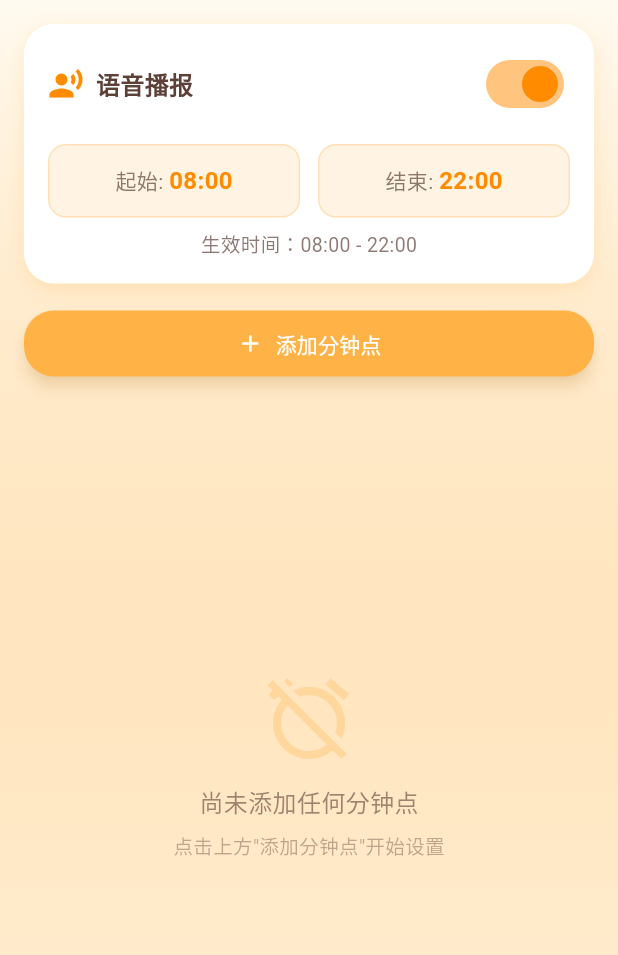
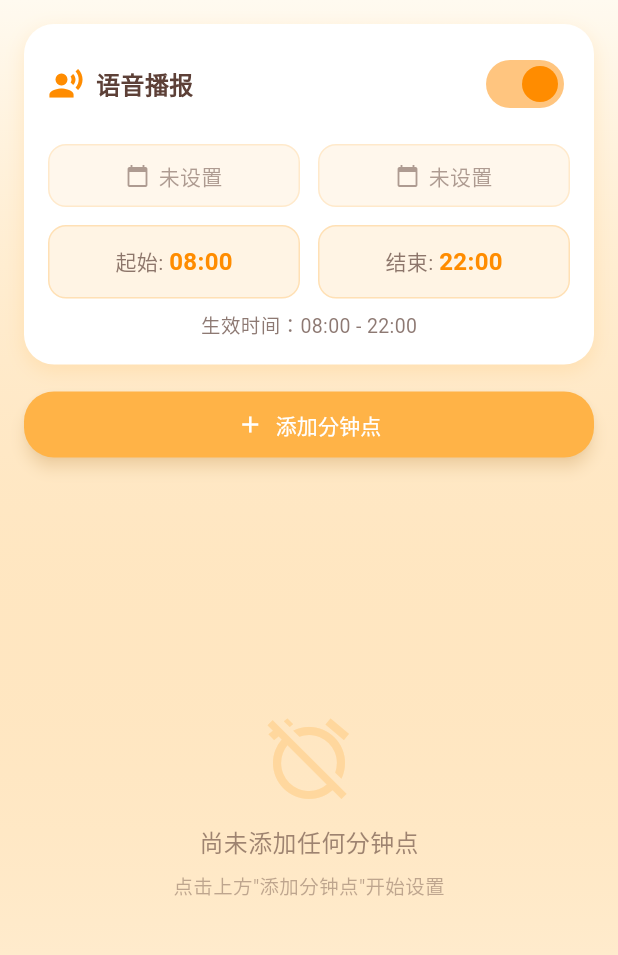
Before and after one commit to yyuc/billyalarm, a Flutter app: the screen it shows after launch, on a phone screen of 412 x 824 dp, the part 84-1039 px from its top. Run offline on Flutter 3.47's test engine with Material 3 defaults, Android fonts, the phone set to English and light mode, and no system bars; our stand-ins replace flutter_local_notifications, flutter_tts, shared_preferences, timezone.

Commit message:
update code

```diff
--- a/lib/main.dart
+++ b/lib/main.dart
@@ -235,6 +235,8 @@ class HomePage extends StatefulWidget {
 class _HomePageState extends State<HomePage> {
   int startHour = 8;
   int endHour = 22;
+  DateTime? startDate;
+  DateTime? endDate;
   bool enableTTS = true;
   List<MinuteItem> minuteItems = [];
   final TextEditingController _messageController = TextEditingController();
@@ -267,6 +269,10 @@ class _HomePageState extends State<HomePage> {
     setState(() {
       startHour = prefs.getInt('startHour') ?? 8;
       endHour = prefs.getInt('endHour') ?? 22;
+      final startDateStr = prefs.getString('startDate');
+      final endDateStr = prefs.getString('endDate');
+      startDate = startDateStr != null ? DateTime.parse(startDateStr) : null;
+      endDate = endDateStr != null ? DateTime.parse(endDateStr) : null;
       enableTTS = prefs.getBool('enableTTS') ?? true;
       final raw = prefs.getString('minute_items') ?? '[]';
       final List decoded = jsonDecode(raw);
@@ -280,6 +286,16 @@ class _HomePageState extends State<HomePage> {
     await prefs.setString('minute_items', encoded);
     await prefs.setInt('startHour', startHour);
     await prefs.setInt('endHour', endHour);
+    if (startDate != null) {
+      await prefs.setString('startDate', startDate!.toIso8601String().split('T')[0]);
+    } else {
+      await prefs.remove('startDate');
+    }
+    if (endDate != null) {
+      await prefs.setString('endDate', endDate!.toIso8601String().split('T')[0]);
+    } else {
+      await prefs.remove('endDate');
+    }
     await prefs.setBool('enableTTS', enableTTS);
   }
 
@@ -474,6 +490,50 @@ class _HomePageState extends State<HomePage> {
       await _saveAll();
       await _scheduleAll();
     }
+  }
+
+  Future<void> _pickStartDate() async {
+    final DateTime? picked = await showDatePicker(
+      context: context,
+      initialDate: startDate ?? DateTime.now(),
+      firstDate: DateTime.now(),
+      lastDate: DateTime.now().add(const Duration(days: 365)),
+      helpText: '选择开始日期',
+    );
+    if (picked != null) {
+      setState(() => startDate = picked);
+      await _saveAll();
+      await _scheduleAll();
+    }
+  }
+
+  Future<void> _pickEndDate() async {
+    final DateTime? picked = await showDatePicker(
+      context: context,
+      initialDate: endDate ?? DateTime.now().add(const Duration(days: 1)),
+      firstDate: DateTime.now(),
+      lastDate: DateTime.now().add(const Duration(days: 365)),
+      helpText: '选择结束日期',
+    );
+    if (picked != null) {
+      setState(() => endDate = picked);
+      await _saveAll();
+      await _scheduleAll();
+    }
+  }
+
+  Future<void> _clearDateRange() async {
+    setState(() {
+      startDate = null;
+      endDate = null;
+    });
+    await _saveAll();
+    await _scheduleAll();
+  }
+
+  String _formatDate(DateTime? date) {
+    if (date == null) return '未设置';
+    return '${date.month}月${date.day}日';
   }
 
   Future<void> _pickMinuteAndMessage({MinuteItem? editing}) async {
@@ -756,6 +816,24 @@ class _HomePageState extends State<HomePage> {
                   const SizedBox(height: 16),
                   Row(children: [
                     Expanded(
+                      child: _buildDateButton(
+                        '开始日期',
+                        startDate,
+                        _pickStartDate,
+                      ),
+                    ),
+                    const SizedBox(width: 12),
+                    Expanded(
+                      child: _buildDateButton(
+                        '结束日期',
+                        endDate,
+                        _pickEndDate,
+                      ),
+                    ),
+                  ]),
+                  const SizedBox(height: 12),
+                  Row(children: [
+                    Expanded(
                       child: _buildTimeButton(
                         '起始',
                         startHour,
@@ -773,7 +851,7 @@ class _HomePageState extends State<HomePage> {
                   ]),
                   const SizedBox(height: 8),
                   Text(
-                    '生效时间：$rangeLabel',
+                    '生效时间：${_getDateRangeText()}$rangeLabel',
                     style: TextStyle(
                       color: MyApp.textColor.withOpacity(0.7),
                       fontSize: 13,
@@ -870,4 +948,52 @@ class _HomePageState extends State<HomePage> {
       ),
     );
   }
+
+  Widget _buildDateButton(String label, DateTime? date, VoidCallback onTap) {
+    return InkWell(
+      onTap: onTap,
+      borderRadius: BorderRadius.circular(12),
+      child: Container(
+        padding: const EdgeInsets.symmetric(horizontal: 12, vertical: 10),
+        decoration: BoxDecoration(
+          color: date != null ? MyApp.accentColor.withOpacity(0.15) : MyApp.primaryColor.withOpacity(0.1),
+          borderRadius: BorderRadius.circular(12),
+          border: Border.all(
+            color: date != null ? MyApp.accentColor.withOpacity(0.3) : MyApp.primaryColor.withOpacity(0.2),
+          ),
+        ),
+        child: Row(
+          mainAxisAlignment: MainAxisAlignment.center,
+          children: [
+            Icon(
+              Icons.calendar_today,
+              size: 16,
+              color: date != null ? MyApp.accentColor : MyApp.textColor.withOpacity(0.5),
+            ),
+            const SizedBox(width: 6),
+            Text(
+              '${_formatDate(date)}',
+              style: TextStyle(
+                fontWeight: date != null ? FontWeight.bold : FontWeight.normal,
+                color: date != null ? MyApp.accentColor : MyApp.textColor.withOpacity(0.5),
+                fontSize: 14,
+              ),
+            ),
+          ],
+        ),
+      ),
+    );
+  }
+
+  String _getDateRangeText() {
+    if (startDate == null && endDate == null) {
+      return '';
+    } else if (startDate != null && endDate != null) {
+      return '${_formatDate(startDate)} - ${_formatDate(endDate)} | ';
+    } else if (startDate != null) {
+      return '${_formatDate(startDate)} 起 | ';
+    } else {
+      return '截止 ${_formatDate(endDate)} | ';
+    }
+  }
 }
```
